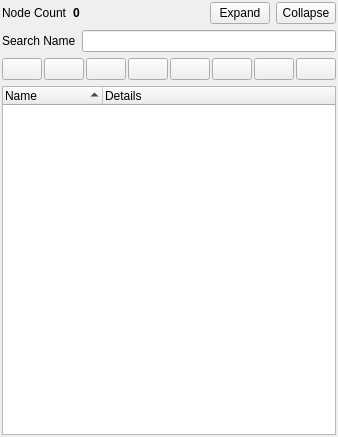
The window that branches/BRANCH_2_9_Qt5/src/dtQt/nodetreepanel.ui (delta3d/delta3d) describes before a commit, drawn with Qt 5.
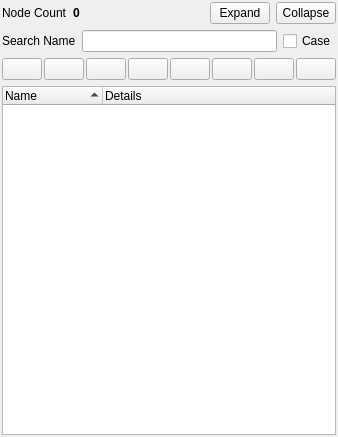
The same window after the commit. Icons and pictures are not drawn.

Commit message: * Added a checkbox for determining the case sensitivity for a node name search. * Changed the code to us dtUtil::StringUtil methods instead of regex.

The edit to the form file:
```diff
--- a/branches/BRANCH_2_9_Qt5/src/dtQt/nodetreepanel.ui
+++ b/branches/BRANCH_2_9_Qt5/src/dtQt/nodetreepanel.ui
@@ -112,6 +112,16 @@
      <item>
       <widget class="QLineEdit" name="mTextFilterName"/>
      </item>
+     <item>
+      <widget class="QCheckBox" name="mCaseSensitive">
+       <property name="toolTip">
+        <string>Case Sensitive</string>
+       </property>
+       <property name="text">
+        <string>Case</string>
+       </property>
+      </widget>
+     </item>
     </layout>
    </item>
    <item>
```
The commit also changes 2 other files.
